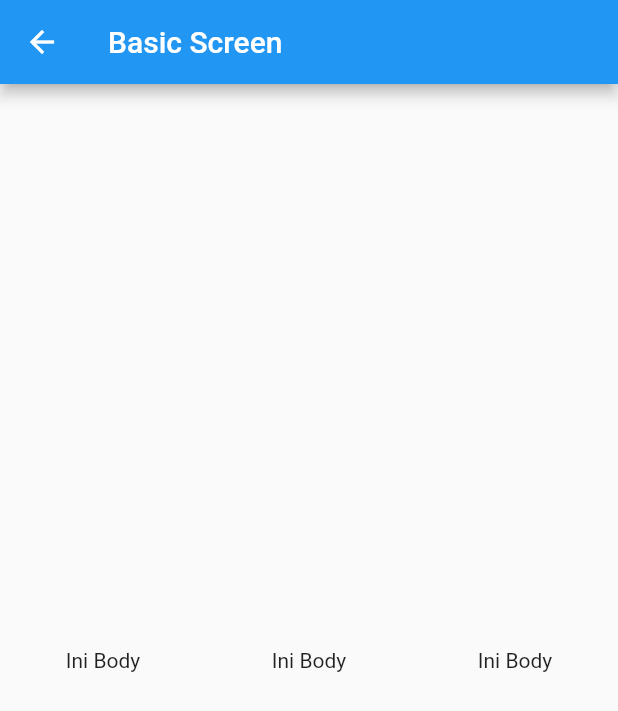
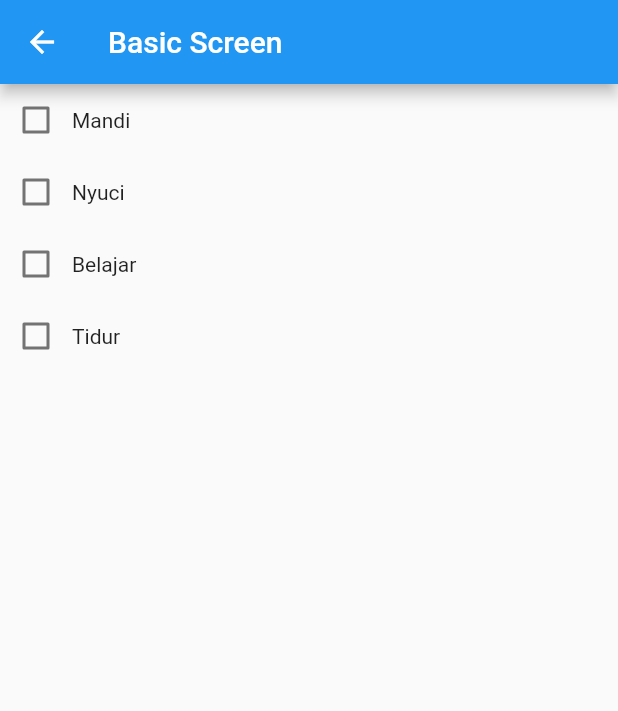
Before and after one commit to ipls/flutter, a Flutter app: the BasicScreen screen opened directly, on a phone screen of 412 x 824 dp. Shown: the top 711 px of the screen. Run offline on Flutter 3.47's test engine with Material 2 defaults, Android fonts, the phone set to English and light mode, and no system bars; our stand-ins replace shared_preferences; accounts and stored records are empty.

```diff
--- a/lib/basic_screen.dart
+++ b/lib/basic_screen.dart
@@ -1,39 +1,60 @@
 import 'package:flutter/material.dart';
+import 'model/ToDo.dart';
 
-class BasicScreen extends StatelessWidget {
+class BasicScreen extends StatefulWidget {
   const BasicScreen({Key? key}) : super(key: key);
+
+  @override
+  State<BasicScreen> createState() => _BasicScreenState();
+}
+
+class _BasicScreenState extends State<BasicScreen> {
+  // bool isDoneMandi = false;
+  // List<bool> listValueToDoIsDone = [
+  //   false,
+  //   false,
+  //   false,
+  //   false,
+  // ];
+  //
+  // List<String> listTask = [
+  //   "Mandi",
+  //   "Nyuci",
+  //   "Belajar",
+  //   "Tidur",
+  // ];
+
+  List<ToDo> listTodo = [
+    ToDo(false,"Mandi"),
+    ToDo(false,"Nyuci"),
+    ToDo(false,"Belajar"),
+    ToDo(false,"Tidur"),
+  ];
+
+  List<Widget> widgetTodo(){
+    var listOfToDos = <Widget>[];
+    for(var i = 0; i < listTodo.length; i++){
+      listOfToDos.add(Row(
+        children: [
+          Checkbox(value: listTodo[i].isDone, onChanged: (val) {
+            setState(() {
+              listTodo[i].isDone = !listTodo[i].isDone;
+            });
+          }),
+          Text(listTodo[i].task),
+        ],
+      ),);
+    }
+    return listOfToDos;
+  }
 
   @override
   Widget build(BuildContext context) {
     return Scaffold(
       appBar: AppBar(title: Text("Basic Screen"),),
       body: Center(
-        child: Row(
-          mainAxisAlignment: MainAxisAlignment.center,
-          children: [
-            Expanded(child: Text("Ini Body")),
-            // Container(
-            //     // width: 100,
-            //     // height: 100,
-            //     color: Colors.cyan,
-            //     padding: const EdgeInsets.all(16),
-            //     // margin: const EdgeInsets.all(16),
-            //     child: Text("Ini Body",
-            //       style: TextStyle(color: Color(0x656C1393)),
-            //     )),
-            // Container(
-            //   // width: 100,
-            //   // height: 100,
-            //     color: Colors.cyan,
-            //     // padding: const EdgeInsets.all(16),
-            //     margin: const EdgeInsets.all(16),
-            //     child: Text("Ini Body",
-            //       style: TextStyle(color: Color(0x656C1393)),
-            //     )),
-            Expanded(child: Text("Ini Body")),
-            Flexible(child: Text("Ini Body")),
-          ],
-        ),
+        child: Column(children: widgetTodo()
+        ,),
       )
     );
   }
--- a/lib/login_screen.dart
+++ b/lib/login_screen.dart
@@ -61,7 +61,7 @@ class LoginScreenState extends State<LoginScreen> {
                           controller: passwordController,
                           // validator: (value){
                           //   if((value?.length ?? 0) < 8) {
-                          //     return "Password Tidak Boleh Kurang Dari 8 Karakter";
+                          //     return "Passw rd Tidak Boleh Kurang Dari 8 Karakter";
                           //   }
                           //   return null;
                           // },
--- /dev/null
+++ b/lib/model/ToDo.dart
@@ -0,0 +1,5 @@
+class ToDo {
+  bool isDone;
+  String task;
+  ToDo(this.isDone,this.task);
+}
```
